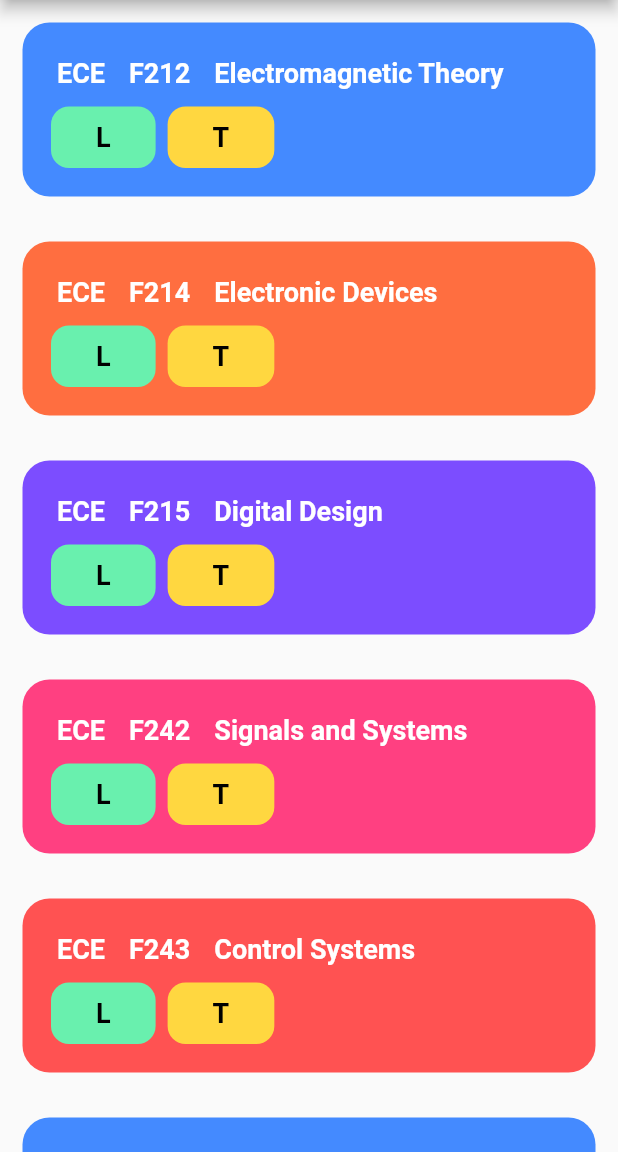
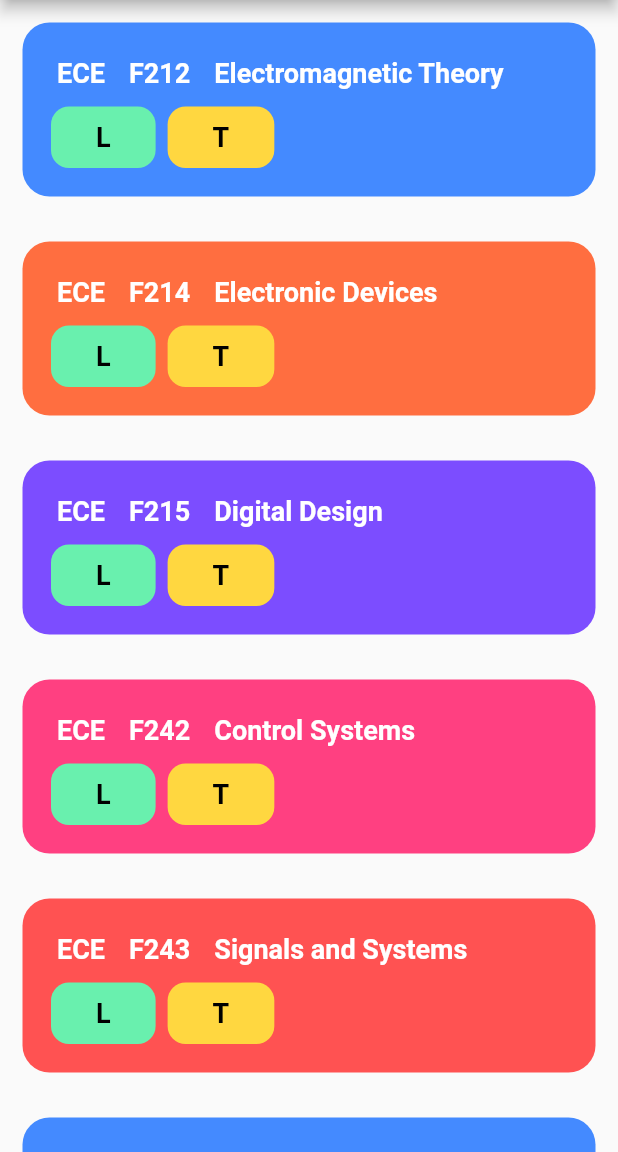
Before and after one commit to saiankit/saiankit-meetLinks, a Flutter app: the screen it shows after launch, on a phone screen of 412 x 824 dp, the part 84-1236 px from its top. Run offline on Flutter 3.47's test engine with Material 2 defaults, Android fonts, the phone set to English and light mode, and no system bars; missing offline and left inert: dart:js.

```diff
--- a/studySaiAnkit/lib/data/coursesData.dart
+++ b/studySaiAnkit/lib/data/coursesData.dart
@@ -7,7 +7,7 @@ List<Course> courses = [
     courseID: 'F212',
     color: Colors.blueAccent,
     courseTitle: 'Electromagnetic Theory',
-    lectureLink: 'http://meet.google.com/rya-wahz-scc',
+    lectureLink: 'https://meet.google.com/kwm-zarg-zgb',
     tutorialLink: '',
   ),
   Course(
@@ -15,7 +15,7 @@ List<Course> courses = [
     courseCode: 'ECE',
     courseID: 'F214',
     courseTitle: 'Electronic Devices',
-    lectureLink: '',
+    lectureLink: 'meet.google.com/yfw-bego-kkx',
     tutorialLink: '',
   ),
   Course(
@@ -23,14 +23,15 @@ List<Course> courses = [
     courseCode: 'ECE',
     courseID: 'F215',
     courseTitle: 'Digital Design',
-    lectureLink: '',
+    lectureLink:
+        'https://teams.microsoft.com/_#/school/conversations/General?threadId=19:dd3f9f477bb64fbbbfedb303c7d70b01@thread.tacv2&ctx=channel',
     tutorialLink: '',
   ),
   Course(
     color: Colors.pinkAccent,
     courseCode: 'ECE',
     courseID: 'F242',
-    courseTitle: 'Signals and Systems',
+    courseTitle: 'Control Systems',
     lectureLink: '',
     tutorialLink: '',
   ),
@@ -38,8 +39,8 @@ List<Course> courses = [
     color: Colors.redAccent,
     courseCode: 'ECE',
     courseID: 'F243',
-    courseTitle: 'Control Systems',
-    lectureLink: '',
+    courseTitle: 'Signals and Systems',
+    lectureLink: 'https://meet.google.com/fac-kvsa-wgn',
     tutorialLink: '',
   ),
   Course(
@@ -47,7 +48,7 @@ List<Course> courses = [
     courseCode: 'MATH',
     courseID: 'F211',
     courseTitle: 'Mathematics III',
-    lectureLink: '',
+    lectureLink: 'https://meet.google.com/vjc-gwdz-fha',
     tutorialLink: '',
   ),
   Course(
@@ -55,7 +56,7 @@ List<Course> courses = [
     courseCode: 'GS',
     courseID: 'F233',
     courseTitle: 'Public Policy',
-    lectureLink: '',
+    lectureLink: 'http://meet.google.com/qju-msof-dgq',
     tutorialLink: '',
   ),
   Course(
@@ -63,7 +64,7 @@ List<Course> courses = [
     courseCode: 'HSS',
     courseID: 'F334',
     courseTitle: 'Srimad Bhagavad Gita',
-    lectureLink: '',
+    lectureLink: 'https://meet.google.com/wrp-yxye-smo',
     tutorialLink: '',
   ),
 ];
```
